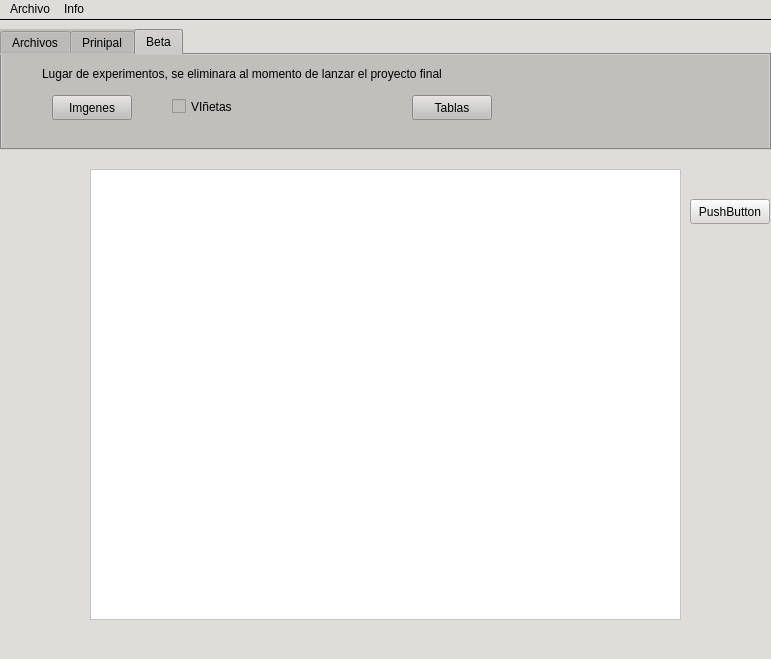
Above: EditorDeTexto/mainwindow.ui from JhojanZ/Editor-de-texto before the change. Below: the same form after it.
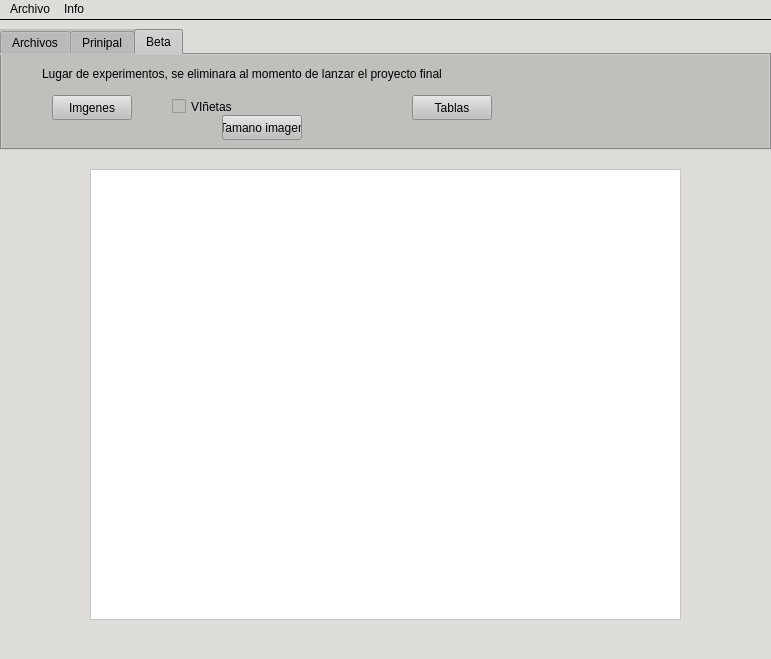
That is the form after the change. The open tabs and pages were chosen to show the change. Icons and pictures are not drawn.

Patch:
```diff
--- a/EditorDeTexto/mainwindow.ui
+++ b/EditorDeTexto/mainwindow.ui
@@ -74,7 +74,7 @@
 </string>
     </property>
     <property name="currentIndex">
-     <number>1</number>
+     <number>2</number>
     </property>
     <widget class="QWidget" name="archivos">
      <attribute name="title">
@@ -454,20 +454,20 @@
        <string>Lugar de experimentos, se eliminara al momento de lanzar el proyecto final</string>
       </property>
      </widget>
-    </widget>
-   </widget>
    <widget class="QPushButton" name="cambiarTamanoImagen">
     <property name="geometry">
      <rect>
-      <x>690</x>
-      <y>180</y>
+        <x>220</x>
+        <y>60</y>
       <width>80</width>
       <height>25</height>
      </rect>
     </property>
     <property name="text">
-     <string>PushButton</string>
-    </property>
+       <string>Tamano imagen</string>
+      </property>
+     </widget>
+    </widget>
    </widget>
   </widget>
   <widget class="QMenuBar" name="menubar">
```
Lines whose indentation alone changed are shown as unchanged.
